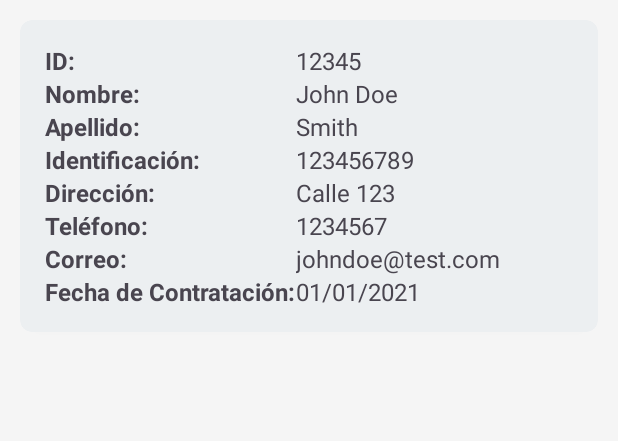
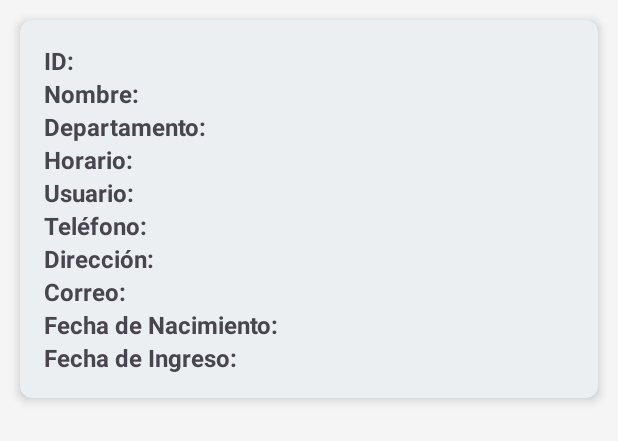
Before and after one commit to k3ssdev/TeamTrekAndroid, an Android app: the layout card_employee.xml on its own in the app's theme, with its tools: preview values and no code run, on a phone screen of 412 x 824 dp. Shown: the top 441 px of the screen. Run offline under Robolectric (Android 15) with nearby library versions, the phone set to English and light mode, and no system bars.

Commit message:
udpate DB, pojo classes, adapters, cards and php

```diff
--- a/app/src/main/res/layout/card_employee.xml
+++ b/app/src/main/res/layout/card_employee.xml
@@ -22,26 +22,15 @@
             android:orientation="vertical"
             android:padding="16dp">
 
+            <!-- Aquí se encuentra el TableLayout -->
+            <TableLayout
+                android:layout_width="match_parent"
+                android:layout_height="wrap_content"
+                android:shrinkColumns="1"
+                android:stretchColumns="0">
 
-
-            <!-- Aquí se encuentra el TableLayout -->
-            <androidx.constraintlayout.widget.ConstraintLayout
-                android:layout_width="match_parent"
-                android:layout_height="match_parent">
-
-                <TableLayout
-                    android:layout_width="352dp"
-                    android:layout_height="wrap_content"
-                    android:layout_marginStart="1dp"
-                    android:layout_marginEnd="1dp"
-                    app:layout_constraintBottom_toBottomOf="parent"
-                    app:layout_constraintEnd_toEndOf="parent"
-                    app:layout_constraintStart_toStartOf="parent"
-                    app:layout_constraintTop_toTopOf="parent">
-
-                    <!-- Aquí se encuentran los TableRows -->
+                <!-- ID -->
                 <TableRow>
-
                     <TextView
                         android:id="@+id/idLabel"
                         android:layout_width="wrap_content"
@@ -49,17 +38,15 @@
                         android:text="ID:"
                         android:textSize="16sp"
                         android:textStyle="bold" />
-
                     <TextView
                         android:id="@+id/idValue"
                         android:layout_width="wrap_content"
                         android:layout_height="wrap_content"
-                            android:text="12345"
                         android:textSize="16sp" />
                 </TableRow>
 
+                <!-- Nombre -->
                 <TableRow>
-
                     <TextView
                         android:id="@+id/nombreLabel"
                         android:layout_width="wrap_content"
@@ -67,54 +54,79 @@
                         android:text="Nombre:"
                         android:textSize="16sp"
                         android:textStyle="bold" />
-
                     <TextView
                         android:id="@+id/nombreValue"
                         android:layout_width="wrap_content"
                         android:layout_height="wrap_content"
-                            android:text="John Doe"
                         android:textSize="16sp" />
                 </TableRow>
 
+                <!-- Departamento -->
                 <TableRow>
-
                     <TextView
-                            android:id="@+id/apellidoLabel"
+                        android:id="@+id/departamentoLabel"
                         android:layout_width="wrap_content"
                         android:layout_height="wrap_content"
-                            android:text="Apellido:"
+                        android:text="Departamento:"
                         android:textSize="16sp"
                         android:textStyle="bold" />
-
                     <TextView
-                            android:id="@+id/apellidoValue"
+                        android:id="@+id/departamentoValue"
                         android:layout_width="wrap_content"
                         android:layout_height="wrap_content"
-                            android:text="Smith"
                         android:textSize="16sp" />
                 </TableRow>
 
+                <!-- Descripción Horario -->
                 <TableRow>
-
                     <TextView
-                            android:id="@+id/identificacionLabel"
+                        android:id="@+id/horarioLabel"
                         android:layout_width="wrap_content"
                         android:layout_height="wrap_content"
-                            android:text="Identificación:"
+                        android:text="Horario:"
                         android:textSize="16sp"
                         android:textStyle="bold" />
-
                     <TextView
-                            android:id="@+id/identificacionValue"
+                        android:id="@+id/horarioValue"
                         android:layout_width="wrap_content"
                         android:layout_height="wrap_content"
-                            android:text="123456789"
                         android:textSize="16sp" />
-
                 </TableRow>
 
+                <!-- Usuario -->
                 <TableRow>
+                    <TextView
+                        android:id="@+id/usuarioLabel"
+                        android:layout_width="wrap_content"
+                        android:layout_height="wrap_content"
+                        android:text="Usuario:"
+                        android:textSize="16sp"
+                        android:textStyle="bold" />
+                    <TextView
+                        android:id="@+id/usuarioValue"
+                        android:layout_width="wrap_content"
+                        android:layout_height="wrap_content"
+                        android:textSize="16sp" />
+                </TableRow>
 
+                <!-- Teléfono -->
+                <TableRow>
+                    <TextView
+                        android:id="@+id/telefonoLabel"
+                        android:layout_width="wrap_content"
+                        android:layout_height="wrap_content"
+                        android:text="Teléfono:"
+                        android:textSize="16sp"
+                        android:textStyle="bold" />
+                    <TextView
+                        android:id="@+id/telefonoValue"
+                        android:layout_width="wrap_content"
+                        android:layout_height="wrap_content"
+                        android:textSize="16sp" />
+                </TableRow>
+
+                <!-- Dirección -->
+                <TableRow>
                     <TextView
                         android:id="@+id/direccionLabel"
                         android:layout_width="wrap_content"
@@ -122,37 +134,15 @@
                         android:text="Dirección:"
                         android:textSize="16sp"
                         android:textStyle="bold" />
-
                     <TextView
                         android:id="@+id/direccionValue"
                         android:layout_width="wrap_content"
                         android:layout_height="wrap_content"
-                            android:text="Calle 123"
                         android:textSize="16sp" />
-
                 </TableRow>
 
+                <!-- Correo Electrónico -->
                 <TableRow>
-
-                        <TextView
-                            android:id="@+id/telefonoLabel"
-                            android:layout_width="wrap_content"
-                            android:layout_height="wrap_content"
-                            android:text="Teléfono:"
-                            android:textSize="16sp"
-                            android:textStyle="bold" />
-
-                        <TextView
-                            android:id="@+id/telefonoValue"
-                            android:layout_width="wrap_content"
-                            android:layout_height="wrap_content"
-                            android:text="1234567"
-                            android:textSize="16sp" />
-
-                    </TableRow>
-
-                    <TableRow>
-
                     <TextView
                         android:id="@+id/correoLabel"
                         android:layout_width="wrap_content"
@@ -160,40 +150,46 @@
                         android:text="Correo:"
                         android:textSize="16sp"
                         android:textStyle="bold" />
-
                     <TextView
                         android:id="@+id/correoValue"
                         android:layout_width="wrap_content"
                         android:layout_height="wrap_content"
-                            android:text="johndoe@test.com"
                         android:textSize="16sp" />
-
                 </TableRow>
 
+                <!-- Fecha de Nacimiento -->
                 <TableRow>
-
                     <TextView
-                            android:id="@+id/fechaContratacionLabel"
+                        android:id="@+id/fechaNacimientoLabel"
                         android:layout_width="wrap_content"
                         android:layout_height="wrap_content"
-                            android:text="Fecha de Contratación:"
+                        android:text="Fecha de Nacimiento:"
                         android:textSize="16sp"
                         android:textStyle="bold" />
-
                     <TextView
-                            android:id="@+id/fechaContratacionValue"
+                        android:id="@+id/fechaNacimientoValue"
                         android:layout_width="wrap_content"
                         android:layout_height="wrap_content"
-                            android:text="01/01/2021"
                         android:textSize="16sp" />
+                </TableRow>
 
+                <!-- Fecha de Ingreso -->
+                <TableRow>
+                    <TextView
+                        android:id="@+id/fechaIngresoLabel"
+                        android:layout_width="wrap_content"
+                        android:layout_height="wrap_content"
+                        android:text="Fecha de Ingreso:"
+                        android:textSize="16sp"
+                        android:textStyle="bold" />
+                    <TextView
+                        android:id="@+id/fechaIngresoValue"
+                        android:layout_width="wrap_content"
+                        android:layout_height="wrap_content"
+                        android:textSize="16sp" />
                 </TableRow>
 
             </TableLayout>
-            </androidx.constraintlayout.widget.ConstraintLayout>
-
         </LinearLayout>
-
     </androidx.cardview.widget.CardView>
-
 </LinearLayout>
```
Also changed, not shown: app/src/main/java/io/github/k3ssdev/teamtrekandroid/database/DatabaseHandler.java (+66 -19 lines), app/src/main/java/io/github/k3ssdev/teamtrekandroid/database/Empleado.java (+115 -50 lines), app/src/main/java/io/github/k3ssdev/teamtrekandroid/database/EmployeeAdapter.java (+24 -30 lines), app/src/main/java/io/github/k3ssdev/teamtrekandroid/database/User.java (deleted, +0 -30 lines), app/src/main/java/io/github/k3ssdev/teamtrekandroid/ui/employee/EmployeeFragment.java (+10 -1 lines), app/src/main/java/io/github/k3ssdev/teamtrekandroid/ui/employee/EmployeeViewModel.java (added, +19 -0 lines), app/src/main/java/io/github/k3ssdev/teamtrekandroid/ui/home/HomeFragment.java (+25 -16 lines). Lines whose indentation alone changed are shown as unchanged.
